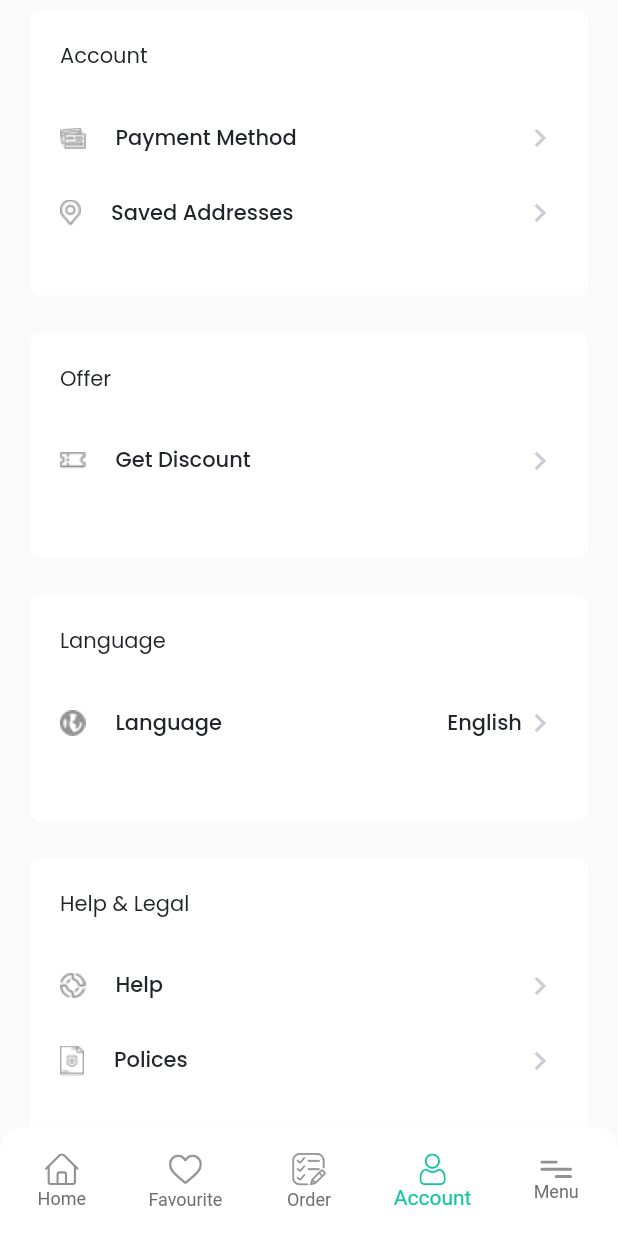
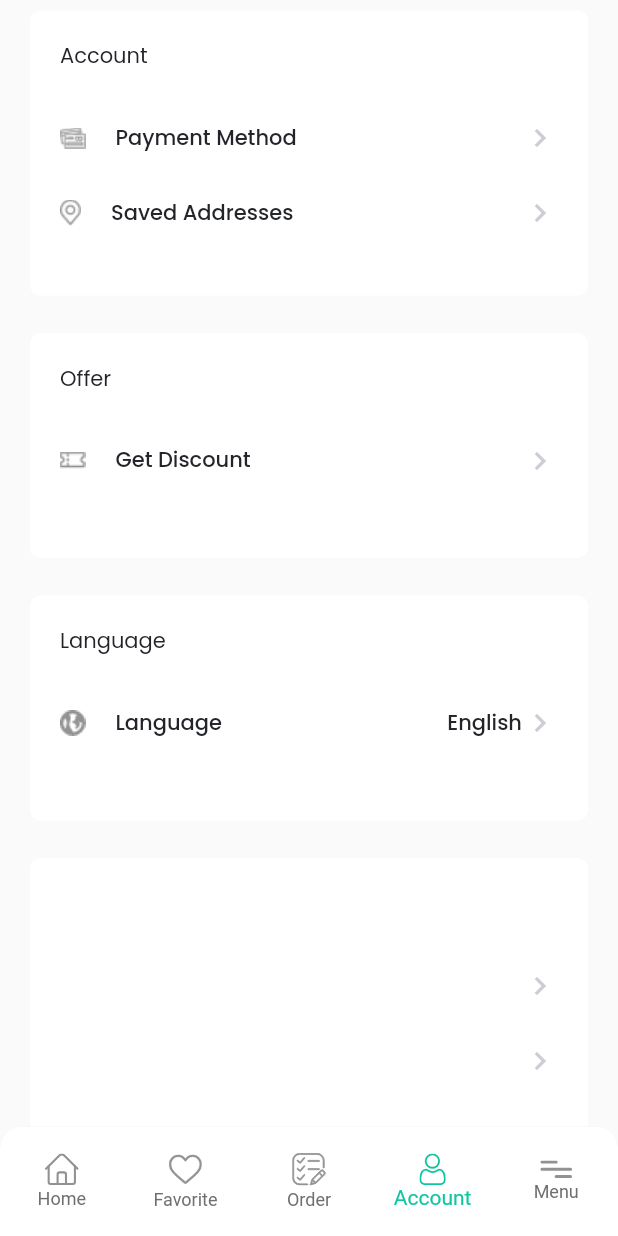
Before and after one commit to sattar-kuet/enrutaNew, a Flutter app: the SearchResult screen opened directly, item 4 of the bottom bar chosen, scrolled down 210 dp, on a phone screen of 412 x 824 dp. Run offline on Flutter 3.47's test engine with Material 2 defaults, Android fonts, the phone set to English and light mode, and no system bars; our stand-ins replace carousel_pro, carousel_slider, dio, firebase_auth, firebase_core, flutter_multi_formatter and 13 more; missing offline and left inert: apple_sign_in, empty_widget, flutter_facebook_login, geocoder; accounts and stored records are empty; network calls fail; project files that could hold a hidden picture were left out.

```diff
--- a/lib/screen/bottomnavigation/bottomNavigation.dart
+++ b/lib/screen/bottomnavigation/bottomNavigation.dart
@@ -143,7 +143,7 @@ class _BottomNavigationState extends State<BottomNavigation> {
 
               //color: Color(Helper.getHexToInt("#929292"))
             ),
-            label: text('Favourite'),
+            label: text('favorite'),
           ),
           BottomNavigationBarItem(
             icon: SvgPicture.asset(
--- a/lib/screen/myAccount/myaccount.dart
+++ b/lib/screen/myAccount/myaccount.dart
@@ -607,7 +607,7 @@ class _MyAccountState extends State<MyAccount> {
                 height: 40,
                 width: Get.width,
                 child: Text(
-                  text('help_&_legal'),
+                  text(''),
                   style: TextStyle(
                       fontFamily: "Poppinsr",
                       fontSize: 14,
@@ -619,15 +619,15 @@ class _MyAccountState extends State<MyAccount> {
                 child: Row(
                   children: [
                     Center(
-                      child: Image.asset(
-                        'assets/icons/help.png',
-                      ),
+                      // child: Image.asset(
+                      //   'assets/icons/help.png',
+                      // ),
                     ),
                     Expanded(
                       child: Container(
                         padding: EdgeInsets.only(left: 20),
                         child: Text(
-                          text('help'),
+                          text(''),
                           style: TextStyle(
                               fontFamily: "Poppins",
                               fontSize: 14,
@@ -649,15 +649,15 @@ class _MyAccountState extends State<MyAccount> {
                 child: Row(
                   children: [
                     Center(
-                      child: Image.asset(
-                        'assets/icons/polices.png',
-                      ),
+                      // child: Image.asset(
+                      //   'assets/icons/polices.png',
+                      // ),
                     ),
                     Expanded(
                       child: Container(
                         padding: EdgeInsets.only(left: 20),
                         child: Text(
-                          text('polices'),
+                          text(''),
                           style: TextStyle(
                             fontFamily: "Poppins",
                             fontSize: 14,
```
